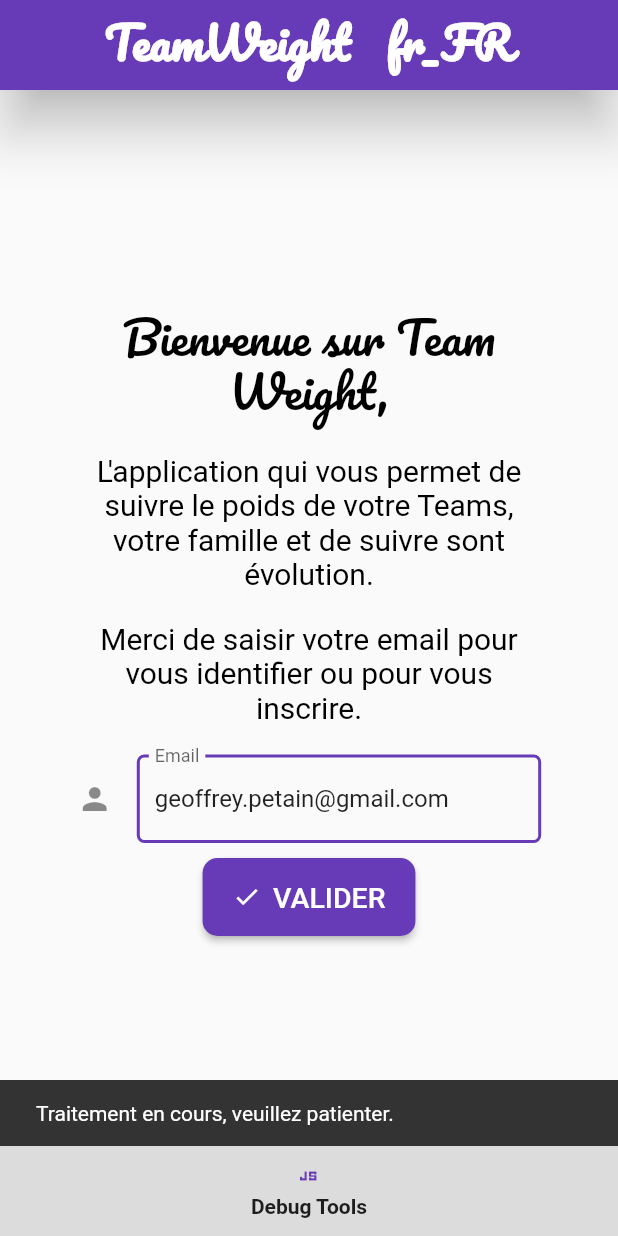
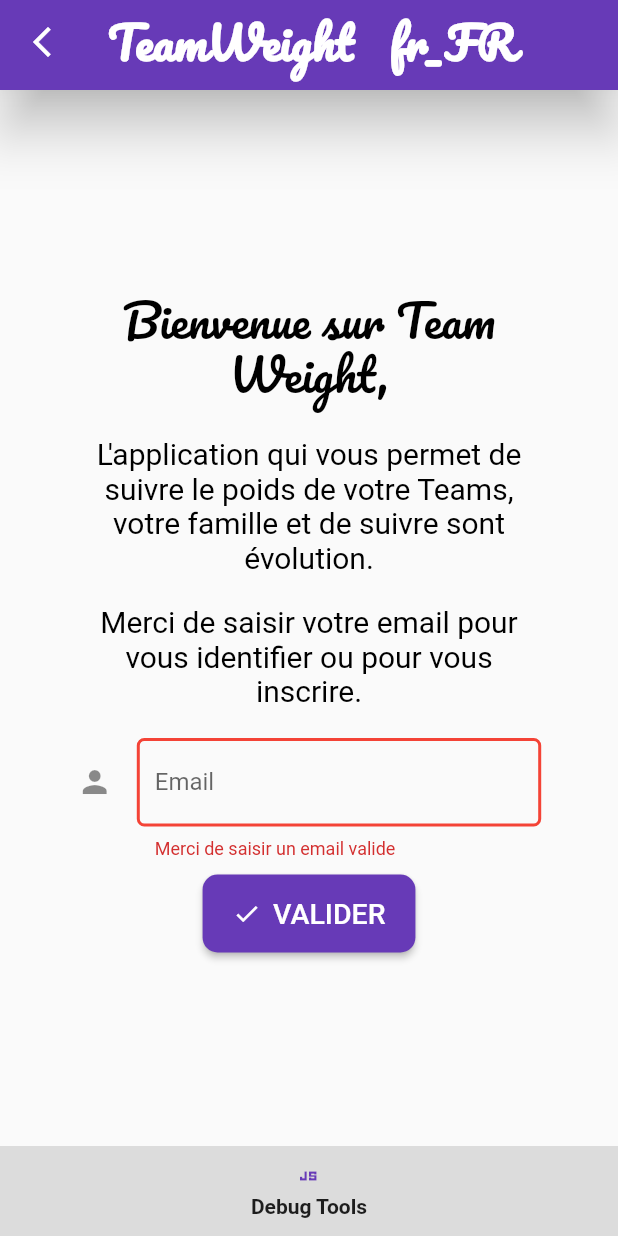
Before and after one commit to geof34730/flutter_redux_app_regime, a Flutter app: the screen it shows after launch, after a tap on "VALIDER", on a phone screen of 412 x 824 dp. Run offline on Flutter 3.47's test engine with Material 2 defaults, Android fonts, the phone set to English and light mode, and no system bars; drawn by our look-alikes of loader_overlay; our stand-ins replace flutter_countdown_timer, flutter_dotenv, flutter_native_image, flutter_pw_validator, flutter_redux, flutter_spinkit and 4 more; missing offline and left inert: colored_json; key blocks and very long unbroken strings in the code were emptied for the run.

```diff
--- a/lib/LoginRegister/loginFormState1.dart
+++ b/lib/LoginRegister/loginFormState1.dart
@@ -27,16 +27,18 @@
     super.initState();
   }
   final _formLoginState1 = GlobalKey<FormState>();
-  final controllerPasswordLogin = TextEditingController();
+  final  TextEditingController  controllerEmailLogin = TextEditingController();
+
   @override
   Widget build(BuildContext context) {
     double widthContainer = MediaQuery
         .of(context)
         .size
         .width * 0.8;
-    final controllerEmailLogin = TextEditingController();
+
+   // controllerEmailLogin.text = 'geoffrey.petain@gmail.com';
+
     dynamic store=widget.store;
-
     return StoreProvider<dynamic>(
         store: store,
         child: Form(
@@ -96,7 +98,7 @@
                                 padding: const EdgeInsets.all(10),
                                 width: widthContainer,
                                 child: TextFormField(
-                                  controller: controllerEmailLogin..text = 'geoffrey.petain@gmail.com',
+                                  controller: controllerEmailLogin,
                                   decoration: const InputDecoration(
                                     icon: Icon(Icons.person),
                                     hintText: 'Saisissez votre Email',
@@ -115,7 +117,7 @@
                                           onPressed: () {
                                             if (_formLoginState1.currentState!.validate()) {
                                                 Loader(context: context,snackBar: true).showLoader();
-                                                Login().sendEmailLogin(email: controllerEmailLogin.text, store: store).then((value) =>{
+                                                ServiceLogin().sendEmailLogin(email: controllerEmailLogin.text, store: store).then((value) =>{
                                                     Loader(context: context,snackBar: true).hideLoader()
                                                 }
                                               );
--- a/lib/LoginRegister/loginFormState2.dart
+++ b/lib/LoginRegister/loginFormState2.dart
@@ -190,7 +190,7 @@
                                 ),
                                 onPressed: () {
                                   Loader(context: context,snackBar: true).showLoader();
-                                  Login().sendEmailForgetPassword(email: store.state.user.email,store: store,mail: "forgetPassword").then((value) {
+                                  ServiceLogin().sendEmailForgetPassword(email: store.state.user.email,store: store,mail: "forgetPassword").then((value) {
                                     Loader(context: context,snackBar: true).hideLoader();
                                       return _displayCodeForgetPasswordInputDialog(
                                           context: context,
@@ -215,16 +215,14 @@
   }
 
 
-
-
   void sendLoginPassword({required dynamic store, required String mail}){
    void functReturn;
     Loader(context: context,snackBar: true).showLoader();
-    Login().sendEmailPasswordLogin(password: controllerPasswordLogin.text,store: store,context: context).then((value) =>
+    ServiceLogin().sendEmailPasswordLogin(password: controllerPasswordLogin.text,store: store,context: context).then((value) =>
         {
         if(value['statut'] == "error"){
           if(value['code']=="ULP2"){
-              Login().sendEmailForgetPassword(email: store.state.user.email,store: store,mail:mail).then((value) {
+              ServiceLogin().sendEmailForgetPassword(email: store.state.user.email,store: store,mail:mail).then((value) {
                 Loader(context: context,snackBar: true).hideLoader();
                 print(value);
 
@@ -350,7 +348,7 @@
                                                   if (codeSend.length == nbDigitCode) {
                                                     sendService=true;
                                                     Loader(context: context,snackBar: true).showLoader();
-                                                    Login().sendCodeForgetPassword(
+                                                    ServiceLogin().sendCodeForgetPassword(
                                                         email: store.state.user.email,
                                                         codereset: codeSend,
                                                         store: store).then((value) {
@@ -547,7 +545,7 @@
                                                   if (codeSend.length == nbDigitCode) {
                                                     sendService=true;
                                                     Loader(context: context,snackBar: true).showLoader();
-                                                    Login().sendCodeValidationInscription(
+                                                    ServiceLogin().sendCodeValidationInscription(
                                                         email: store.state.user.email,
                                                         codevalidation: codeSend,
                                                         store: store).then((value) {
@@ -840,7 +838,7 @@
                                         ?
                                         (){
                                           Loader(context: context,snackBar: true).showLoader();
-                                          Login().sendForgetNewPassword(email: store.state.user.email, codereset: codereset, password: controllerPasswordLoginNew1.text, store: store).then((value) {
+                                          ServiceLogin().sendForgetNewPassword(email: store.state.user.email, codereset: codereset, password: controllerPasswordLoginNew1.text, store: store).then((value) {
                                             setState((){
                                               confirmUpdatePassword=true;
                                             });
--- a/lib/Users/accueil.dart
+++ b/lib/Users/accueil.dart
@@ -67,7 +67,7 @@
                                   spacing: 15.0, // gap between adjacent chips
                                   runSpacing: 15.0,
                                   children: [
-                                    for(var item in store.state.user.usersFamily)avatarProFil(pseudo: item.pseudo, imgBase64: item.imageprofil, modifyProfile: modifyProfile,store: store),
+                                    for(var item in store.state.user.usersFamily)avatarProFil(pseudo: item.pseudo,uuid: item.uuid, imgBase64: item.imageprofil, modifyProfile: modifyProfile,store: store),
                                      avatarAdd(store: store)
                                   ],
                                 )
@@ -121,14 +121,14 @@
 
   }
 
-   Row avatarProFil({required String pseudo,required String imgBase64, required bool modifyProfile,required dynamic store}) {
+   Row avatarProFil({required String pseudo,required String uuid,required String imgBase64, required bool modifyProfile,required dynamic store}) {
       return Row(
           mainAxisSize: MainAxisSize.min,
           children: [
             Column(mainAxisSize: MainAxisSize.max, children: [
                 InkWell(
                     onTap: () {
-                      (modifyProfile ? store.dispatch(loginActions.LoggedEditUser1) : store.dispatch(loginActions.LoggedViewPoids));
+                      (modifyProfile ? store.dispatch(LoggedEditUser1(uuidMofify: uuid)) : store.dispatch(loginActions.LoggedViewPoids));
                     },
                     child: Container(
                       child: Column(mainAxisSize: MainAxisSize.max, children: [
--- a/lib/_models/loginState.dart
+++ b/lib/_models/loginState.dart
@@ -1,10 +1,22 @@
+import 'loginStateParam.dart';
+
 class LoginState {
   late String widget;
-  late Map? param=null;
+  late LoginStateParam? param;
 
   LoginState({
     required this.widget,
     required this.param,
   });
 
+    factory LoginState.initial() => LoginState(
+      widget:"email",
+      param: null,
+  );
+  dynamic toJson(globalstate) {
+    return {
+      "widget":widget,
+      "param":param
+    };
+  }
 }
--- /dev/null
+++ b/lib/_models/loginStateParam.dart
@@ -0,0 +1,15 @@
+class LoginStateParam {
+  late String? uuid;
+  LoginStateParam({
+    required this.uuid,
+  });
+
+    factory LoginStateParam.initial() => LoginStateParam(
+      uuid:null,
+  );
+  dynamic toJson(LoginStateParam) {
+    return {
+      "uuid":uuid,
+    };
+  }
+}
--- a/lib/_models/user.dart
+++ b/lib/_models/user.dart
@@ -1,5 +1,3 @@
-
-
 class Userdata {
   late String? uuid;
   late String? pseudo;
@@ -68,8 +66,6 @@
         usersFamily = map["usersFamily"],
         usersFamilyGlobalState =  map["usersFamilyGlobalState"];
 
-
-
   dynamic toJson(globalState) {
     return {
       "uuid":uuid,
@@ -89,8 +85,8 @@
     };
   }
 
-  updateEmail(String Email){
-    email=Email;
+  updateEmail(String email){
+    this.email=email;
   }
 
   resetUser(){
--- a/lib/_services/login.dart
+++ b/lib/_services/login.dart
@@ -6,7 +6,7 @@
 import '../_state/store_connect.dart';
 import '../_models/user.dart';
 
-class Login {
+class ServiceLogin {
 
   Future<void> sendEmailLogin({required String email, required dynamic store}) async {
     String urlEnv= "${dotenv.get("URL_API")}/user/login/stage1";
@@ -28,7 +28,6 @@
     final url = Uri.parse(urlEnv);
     final headers = {"Content-type": "application/json"};
     final json = '{"email": "${store.state.user.email}","password":"$password"}';
-
     final response = await post(url, headers: headers, body: json);
     if(response.statusCode==200){
       store.dispatch(loginActions.Logged);
@@ -71,26 +70,6 @@
     return jsonDecode(response.body);
   }
 
-  Future<dynamic> register({required Userdata userDataRegister,required String passwordRegister}) async {
-    String urlEnv= "${dotenv.get("URL_API")}/user/register";
-    print(userDataRegister.datenaissance);
-    final url = Uri.parse(urlEnv);
-    final headers = {"Content-type": "application/json;charset=utf-8"};
-    final json = '{'
-        '"email": "${userDataRegister.email}",'
-        '"lastname":"${userDataRegister.lastname}",'
-        '"firstname":"${userDataRegister.firstname}",'
-        '"pseudo":"${userDataRegister.pseudo}",'
-        '"imageprofil":"${userDataRegister.imageprofil}",'
-        '"datenaissance":"${userDataRegister.datenaissance}",'
-        '"sexe":"${userDataRegister.sexe}",'
-        '"taille":"${userDataRegister.taille}",'
-        '"password":"$passwordRegister"'
-        '}';
-    final response = await post(url, headers: headers, body: json);
-    return jsonDecode(response.body);
-  }
-
   Future<dynamic> sendCodeValidationInscription({required String email,required String codevalidation, required dynamic store}) async {
     String urlEnv= "${dotenv.get("URL_API")}/user/validateinscription";
     final url = Uri.parse(urlEnv);
--- a/lib/_widgets/appBar.dart
+++ b/lib/_widgets/appBar.dart
@@ -3,10 +3,10 @@
 import 'package:google_fonts/google_fonts.dart';
 import 'package:flutter_redux/flutter_redux.dart';
 import '../_state/store_connect.dart';
-
+import '../_models/loginState.dart';
 Widget appBarWidgets({required context, required dynamic store}) {
     void mangageActionBackNavigation({required dynamic store}){
-        switch (store.state.loginState) {
+        switch (store.state.loginState.widget) {
            case "register1":
              store.dispatch(loginActions.State1);
              break;
@@ -25,22 +25,16 @@
            case "logged-add-user-2":
               store.dispatch(loginActions.LoggedAddUser1);
               break;
-
            case "logged-edit-user-1":
               store.dispatch(loginActions.Logged);
               break;
            case "logged-edit-user-2":
-              store.dispatch(loginActions.LoggedEditUser1);
+              store.dispatch(LoggedEditUser1(uuidMofify: store.state.loginState.param.uuid));
               break;
-
-
-
            case "logged-view-poids":
               store.dispatch(loginActions.Logged);
               break;
-
-           default:
-              null;
+           default:null;
          }
     }
 
@@ -49,7 +43,7 @@
       child: StoreConnector<dynamic, dynamic>(
           converter: (store) => store.state,
           builder: (context, state) {
-            if(state.loginState!="logged") {
+            if(state.loginState.widget!="logged") {
               return AppBar(
                 title: Text(
                   'TeamWeight   '+Localizations.localeOf(context).toString(),
@@ -65,9 +59,7 @@
                       null
                       :
                          IconButton(
-                           icon: const Icon(
-                               Icons.arrow_back_ios_new, color: Colors.white
-                           ),
+                           icon: const Icon(Icons.arrow_back_ios_new, color: Colors.white),
                            onPressed: () => mangageActionBackNavigation(store: store),
                         )
                       ),
@@ -87,7 +79,7 @@
                 ),
                 leading:
                  (
-                  state.loginState!="email" && state.loginState!="logged"
+                  state.loginState.widget!="email" && state.loginState.widget!="logged"
                       ?
                       IconButton(
                            icon: const Icon(
--- a/lib/_widgets/bottomNavigationBar.dart
+++ b/lib/_widgets/bottomNavigationBar.dart
@@ -7,11 +7,14 @@
 import 'drawerDevTools.dart';
 
 Widget bottomNavigationBarWidgets({required context, required dynamic store}) {
+
+  print("init dev tools");
   return StoreProvider<dynamic>(
       store: store,
       child: StoreConnector<dynamic, dynamic>(
           converter: (store) => store.state,
           builder: (context, state) {
+            print("init dev tools Store refresh");
            return Column(
             mainAxisAlignment: MainAxisAlignment.spaceAround,
             mainAxisSize: MainAxisSize.min,
@@ -22,7 +25,7 @@
                      children:[
                         Container(
                             height: 60,
-                            width:MediaQuery.of(context).size.width * (state.loginState=="logged" ? 0.50 : 1),
+                            width:MediaQuery.of(context).size.width * (state.loginState.widget=="logged" ? 0.50 : 1),
                             color: Colors.black12,
                             child: InkWell(
                               onTap: () =>  showDialog(
@@ -51,7 +54,7 @@
                               ),
                             ),
                         ),
-                        if(state.loginState=="logged")Container(
+                        if(state.loginState.widget=="logged")Container(
                             height: 60,
                             width:MediaQuery.of(context).size.width * 0.50,
                             color: Colors.black12,
--- a/lib/_widgets/drawerDevTools.dart
+++ b/lib/_widgets/drawerDevTools.dart
@@ -9,6 +9,7 @@
       child: StoreConnector<dynamic, dynamic>(
           converter: (store) => store.state,
           builder: (context, state) {
+            print(state.globalState);
             return Material(
               child: ListView(
                   padding: EdgeInsets.zero,
@@ -16,7 +17,7 @@
                 SizedBox(
                   height: 75,
                    child: Container(
-                     height:75.00,
+                      height:75.00,
                       decoration: const BoxDecoration(
                       color: Colors.red,
                     ),
--- a/lib/_widgets/drawerUser.dart
+++ b/lib/_widgets/drawerUser.dart
@@ -11,7 +11,7 @@
       child: StoreConnector<dynamic, dynamic>(
           converter: (store) => store.state,
           builder: (context, state) {
-            if (state.loginState != "logged") {
+            if (state.loginState.widget != "logged") {
               return SizedBox();
             } else {
               return Drawer(
--- a/lib/main.dart
+++ b/lib/main.dart
@@ -20,7 +20,6 @@
 class MyApp extends StatelessWidget {
   MyApp({Key? key, required this.store}) : super(key: key);
   final Store<dynamic> store;
-
 
   @override
   Widget build(BuildContext context) {
--- a/lib/view.dart
+++ b/lib/view.dart
@@ -13,7 +13,7 @@
 import 'Users/addEdit.dart';
 import 'dart:async';
 import 'package:regime_redux_v2/Poids/view.dart';
-
+import '_models/loginState.dart';
 
 class LoginPage extends StatelessWidget {
   final Store<dynamic> store;
@@ -45,10 +45,10 @@
                                     crossAxisAlignment: CrossAxisAlignment.center,
                                     mainAxisAlignment: MainAxisAlignment.center,
                                     children:[
-                                      StoreConnector<dynamic, dynamic>(
+                                      StoreConnector<dynamic, LoginState>(
                                       converter: (store) => store.state.loginState,
                                       builder: (context, loginState) {
-                                        switch (loginState) {
+                                        switch (loginState.widget) {
                                           case "email":
                                             returnWidget=loginFormState1(context: context,store:store);
                                             break;
```
Also changed, not shown: lib/LoginRegister/register.dart (+25 -15 lines), lib/Users/addEdit.dart (+52 -52 lines), lib/_class/snackBar.dart (added, +39 -0 lines), lib/_class/stringCommon.dart (+4 -4 lines), lib/_services/user.dart (added, +55 -0 lines), lib/_state/appState.dart (+4 -6 lines), lib/_state/store_connect.dart (+40 -25 lines).
